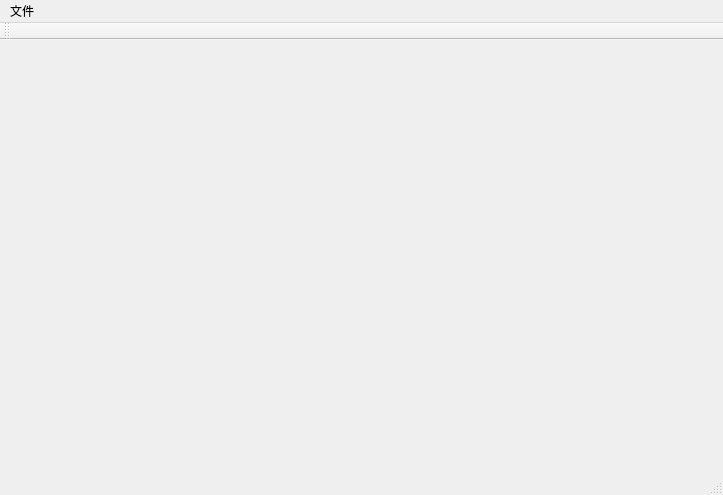
The window that MusicSyncTool.ui (FunnyAWM/MusicSyncTool) describes before a commit, drawn with Qt 5.
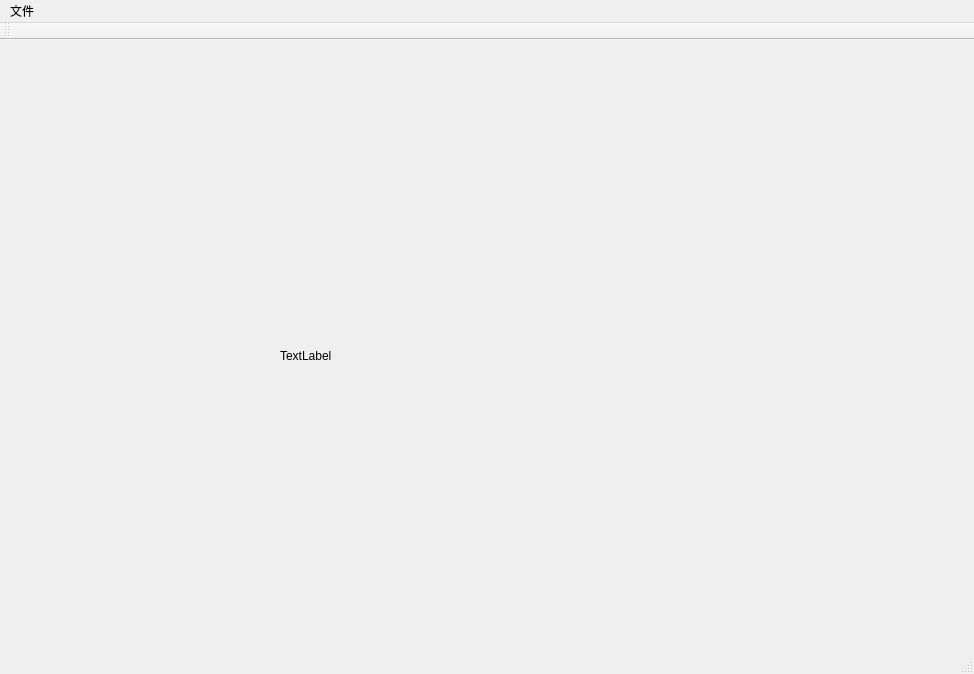
The same window after the commit.

Patch:
```diff
--- a/MusicSyncTool.ui
+++ b/MusicSyncTool.ui
@@ -6,8 +6,8 @@
    <rect>
     <x>0</x>
     <y>0</y>
-    <width>723</width>
-    <height>495</height>
+    <width>974</width>
+    <height>674</height>
    </rect>
   </property>
   <property name="windowTitle">
@@ -25,13 +25,26 @@
     </property>
     <layout class="QGridLayout" name="gridLayout"/>
    </widget>
+   <widget class="QLabel" name="label">
+    <property name="geometry">
+     <rect>
+      <x>280</x>
+      <y>250</y>
+      <width>451</width>
+      <height>131</height>
+     </rect>
+    </property>
+    <property name="text">
+     <string>TextLabel</string>
+    </property>
+   </widget>
   </widget>
   <widget class="QMenuBar" name="menuBar">
    <property name="geometry">
     <rect>
      <x>0</x>
      <y>0</y>
-     <width>723</width>
+     <width>974</width>
      <height>20</height>
     </rect>
    </property>
```
Left out of the diff: 43 changed lines with no effect on the pictures.
